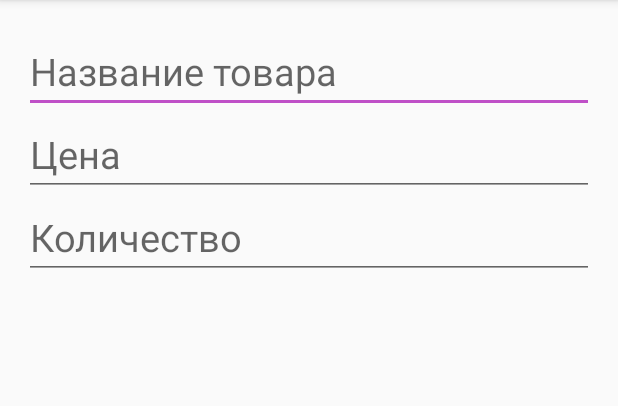
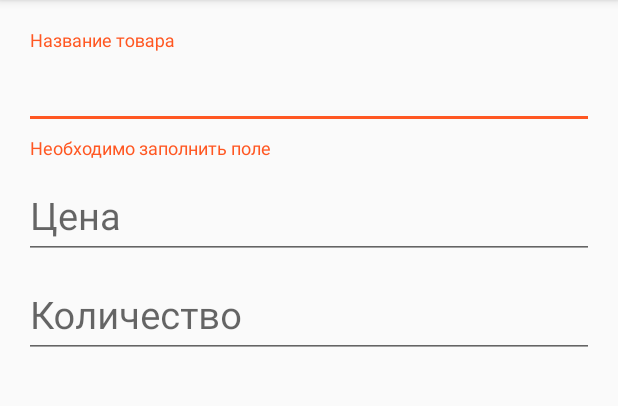
Before and after one commit to Loonyk/Coursework_4sem, an Android app: the CreateProducts screen opened directly, with no data from a screen before it, after a tap on "title_save", on a phone screen of 412 x 824 dp, the part 84-490 px from its top. Run offline under Robolectric (Android 15) with nearby library versions, the phone set to English and light mode, and no system bars; 4 statements that could not run were skipped.

Commit message:
with products

```diff
--- a/app/src/main/java/com/example/a4sem_rpp/AsyncTask/AsyncAdapter.java
+++ b/app/src/main/java/com/example/a4sem_rpp/AsyncTask/AsyncAdapter.java
@@ -2,13 +2,13 @@ package com.example.a4sem_rpp.AsyncTask;
 
 import android.os.AsyncTask;
 
-import com.example.a4sem_rpp.MenuActivity;
 import com.example.a4sem_rpp.db.AppDatabase;
 import com.example.a4sem_rpp.modelDB.Notes;
 import com.example.a4sem_rpp.notes.ListAdapter;
 
 import java.util.List;
 
+/** AsyncTask для работы с адаптером списка заметок */
 public class AsyncAdapter extends AsyncTask<ListAdapter, Void, Void> {
 
     @Override
--- a/app/src/main/java/com/example/a4sem_rpp/AsyncTask/AsyncNoteInsert.java
+++ b/app/src/main/java/com/example/a4sem_rpp/AsyncTask/AsyncNoteInsert.java
@@ -9,6 +9,7 @@ import com.example.a4sem_rpp.notes.CreateNotes;
 
 import java.util.List;
 
+/** AsyncTask для занесения в БД заметок */
 public class AsyncNoteInsert extends AsyncTask<CreateNotes,Void,Void> {
     @Override
     public Void doInBackground(CreateNotes... createNotes){
--- a/app/src/main/java/com/example/a4sem_rpp/AsyncTask/AsyncTaskNote.java
+++ b/app/src/main/java/com/example/a4sem_rpp/AsyncTask/AsyncTaskNote.java
@@ -10,6 +10,7 @@ import com.example.a4sem_rpp.notes.ListAdapter;
 
 import java.util.List;
 
+/** AsyncTask для выгрузки всех заметок в список */
 public class AsyncTaskNote extends AsyncTask<MenuActivity, Void, Void> {
 
     @Override
--- a/app/src/main/java/com/example/a4sem_rpp/DAO/ProductsDAO.java
+++ b/app/src/main/java/com/example/a4sem_rpp/DAO/ProductsDAO.java
@@ -12,6 +12,7 @@ import java.util.List;
 
 @Dao
 public interface ProductsDAO {
+
     // Добавление заметок в бд
     @Insert
     void insertAll(Products... products);
--- a/app/src/main/java/com/example/a4sem_rpp/notes/ListAdapter.java
+++ b/app/src/main/java/com/example/a4sem_rpp/notes/ListAdapter.java
@@ -31,7 +31,7 @@ public class ListAdapter extends BaseAdapter {
 
     public ListAdapter(Context context,List<Notes> l)
     {
-        this.context=context;
+        this.context = context;
         list = l;
 
     }
--- a/app/src/main/java/com/example/a4sem_rpp/notes/NotesActivity.java
+++ b/app/src/main/java/com/example/a4sem_rpp/notes/NotesActivity.java
@@ -27,10 +27,11 @@ public class NotesActivity extends AppCompatActivity {
         setContentView(R.layout.activity_notes);
         Toolbar toolbar = findViewById(R.id.toolbar);
         setSupportActionBar(toolbar);
+
         //для списка
         lists = (ArrayList<Notes>)getIntent().getExtras().getSerializable("list");
         list = (ListView)findViewById(R.id.notesListView);
-        ListAdapter adapter = new ListAdapter(this,lists);
+        ListAdapter adapter = new ListAdapter(this, lists);
         list.setAdapter(adapter);
 
         //обработка клика по активной кнопке
--- a/app/src/main/java/com/example/a4sem_rpp/products/AdapterProducts.java
+++ b/app/src/main/java/com/example/a4sem_rpp/products/AdapterProducts.java
@@ -29,7 +29,7 @@ public class AdapterProducts extends BaseAdapter {
     public TextView title;  //вью списка товаров в котором будет отражаться название
 
     public AdapterProducts(Context context, List<Products> prodList){
-        this.context=context;
+        this.context = context;
         list = prodList;
     }
 
@@ -75,7 +75,7 @@ public class AdapterProducts extends BaseAdapter {
     public View getView(final int position, View convertView, ViewGroup parent) {
 
         inflater = (LayoutInflater)context.getSystemService(Context.LAYOUT_INFLATER_SERVICE);
-        View view = inflater.inflate(R.layout.list_notes, parent, false);
+        View view = inflater.inflate(R.layout.list_products, parent, false);
 
         /** для отражения в списке товаров названия*/
         title = (TextView)view.findViewById(R.id.titleProd);
--- a/app/src/main/java/com/example/a4sem_rpp/products/CreateProducts.java
+++ b/app/src/main/java/com/example/a4sem_rpp/products/CreateProducts.java
@@ -1,20 +1,50 @@
 package com.example.a4sem_rpp.products;
 
 import android.content.Intent;
+import android.support.design.widget.TextInputLayout;
 import android.support.v7.app.AppCompatActivity;
 import android.os.Bundle;
+import android.text.TextUtils;
 import android.view.Menu;
 import android.view.MenuItem;
+import android.widget.EditText;
 
+import com.example.a4sem_rpp.AsyncTask.AsyncProdInsert;
 import com.example.a4sem_rpp.MenuActivity;
 import com.example.a4sem_rpp.R;
+import com.example.a4sem_rpp.modelDB.Products;
+
+import java.util.ArrayList;
+import java.util.List;
 
 public class CreateProducts extends AppCompatActivity {
+
+    private EditText titleET;
+    private EditText priceEt;
+    private EditText countEt;
+    private Products products;
+    private TextInputLayout titleTil;
+    private TextInputLayout priceTil;
+    private TextInputLayout countTil;
 
     @Override
     protected void onCreate(Bundle savedInstanceState) {
         super.onCreate(savedInstanceState);
         setContentView(R.layout.activity_create_products);
+
+        products = ((ArrayList<Products>)getIntent().getExtras().getSerializable("list")).get(0);
+
+        titleET = findViewById(R.id.tit_prod);
+        priceEt = findViewById(R.id.price);
+        countEt = findViewById(R.id.count);
+
+        titleTil = findViewById(R.id.name_til);
+        priceTil = findViewById(R.id.price_til);
+        countTil = findViewById(R.id.count_til);
+
+        titleET.setText(products.getTitle_pr());
+        priceEt.setText(products.getPrice());
+        countEt.setText(products.getCount());
     }
 
     @Override    //кнопка сохранить в тулбаре
@@ -24,15 +54,74 @@ public class CreateProducts extends AppCompatActivity {
         return true;
     }
 
+    /** метод сохранения товара */
+    private void saveProd(){
+        String title = titleET.getText().toString().trim();
+        String price = priceEt.getText().toString().trim();
+        String count = countEt.getText().toString().trim();
+
+        boolean isCorrect = true;
+
+        if (TextUtils.isEmpty(title)) {
+            isCorrect = false;
+
+            titleTil.setError("Необходимо заполнить поле");
+            titleTil.setErrorEnabled(true);
+        } else {
+            titleTil.setErrorEnabled(false);
+        }
+
+//        if (TextUtils.isEmpty(count)) {
+//            isCorrect = false;
+//
+//            countEt.setError("Необходимо заполнить поле");
+//
+//            //countEt.setErrorEnabled(true);
+//        } else {
+//            countEt.setErrorEnabled(false);
+//        }
+
+        if (isCorrect){
+            //код вставки заметки в БД + завершение работы активити и вывод списка
+            AsyncProdInsert as= new AsyncProdInsert();
+            as.execute(this);
+        }
+    }
+
     @Override  //обработка клика на кнопку сохранить
     public boolean onOptionsItemSelected(MenuItem item){
         switch (item.getItemId()){
             case R.id.action_save:
-
+                saveProd();
                 return true;
 
             default:
                 return super.onOptionsItemSelected(item);
         }
     }
+
+    /** !!!!!!!!*/
+    public void openProd(List<Products> list) {
+        Intent intent = new Intent(CreateProducts.this, ProductsFragmentList.class);
+        intent.putExtra("list",(ArrayList)list);
+        startActivity(intent);
+    }
+
+    public EditText getTitleET() {
+        return titleET;
+    }
+
+    public EditText getPriceEt() {
+        return priceEt;
+    }
+
+    public EditText getCountEt() {
+        return countEt;
+    }
+
+    public Products getProducts() {
+        return products;
+    }
+
+
 }
--- a/app/src/main/res/layout/activity_create_products.xml
+++ b/app/src/main/res/layout/activity_create_products.xml
@@ -37,6 +37,11 @@
             android:layout_marginTop="20dp"
             android:orientation="vertical">
 
+            <android.support.design.widget.TextInputLayout
+                android:id="@+id/name_til"
+                android:layout_width="match_parent"
+                android:layout_height="wrap_content">
+
                 <EditText
                     android:id="@+id/tit_prod"
                     android:layout_width="match_parent"
@@ -44,6 +49,14 @@
                     android:textSize="25sp"
                     android:hint="@string/tit_prod"
                     android:inputType="textCapSentences|textMultiLine"/>
+
+            </android.support.design.widget.TextInputLayout>
+
+            <android.support.design.widget.TextInputLayout
+                android:id="@+id/price_til"
+                android:layout_width="match_parent"
+                android:layout_height="wrap_content">
+
                 <EditText
                     android:id="@+id/price"
                     android:layout_width="match_parent"
@@ -51,6 +64,14 @@
                     android:textSize="25sp"
                     android:hint="@string/price_et"
                     android:inputType="number"/>
+
+            </android.support.design.widget.TextInputLayout>
+
+            <android.support.design.widget.TextInputLayout
+                android:id="@+id/count_til"
+                android:layout_width="match_parent"
+                android:layout_height="wrap_content">
+
                 <EditText
                     android:id="@+id/count"
                     android:layout_width="match_parent"
@@ -58,6 +79,8 @@
                     android:textSize="25sp"
                     android:hint="@string/count_et"
                     android:inputType="number"/>
+
+            </android.support.design.widget.TextInputLayout>
 
 
            <!-- <android.support.design.widget.TextInputLayout
```
Also changed, not shown: app/src/main/java/com/example/a4sem_rpp/AsyncTask/AsyncProdAdapter.java (added, +35 -0 lines), app/src/main/java/com/example/a4sem_rpp/AsyncTask/AsyncProdInsert.java (added, +31 -0 lines), app/src/main/java/com/example/a4sem_rpp/AsyncTask/AsyncTaskProd.java (added, +25 -0 lines), app/src/main/java/com/example/a4sem_rpp/MenuActivity.java (+10 -9 lines), app/src/main/java/com/example/a4sem_rpp/modelDB/Products.java (+22 -6 lines), app/src/main/java/com/example/a4sem_rpp/notes/CreateNotes.java (+1 -6 lines), app/src/main/java/com/example/a4sem_rpp/products/ProductsFragmentList.java (+26 -3 lines). Lines whose indentation alone changed are shown as unchanged.
